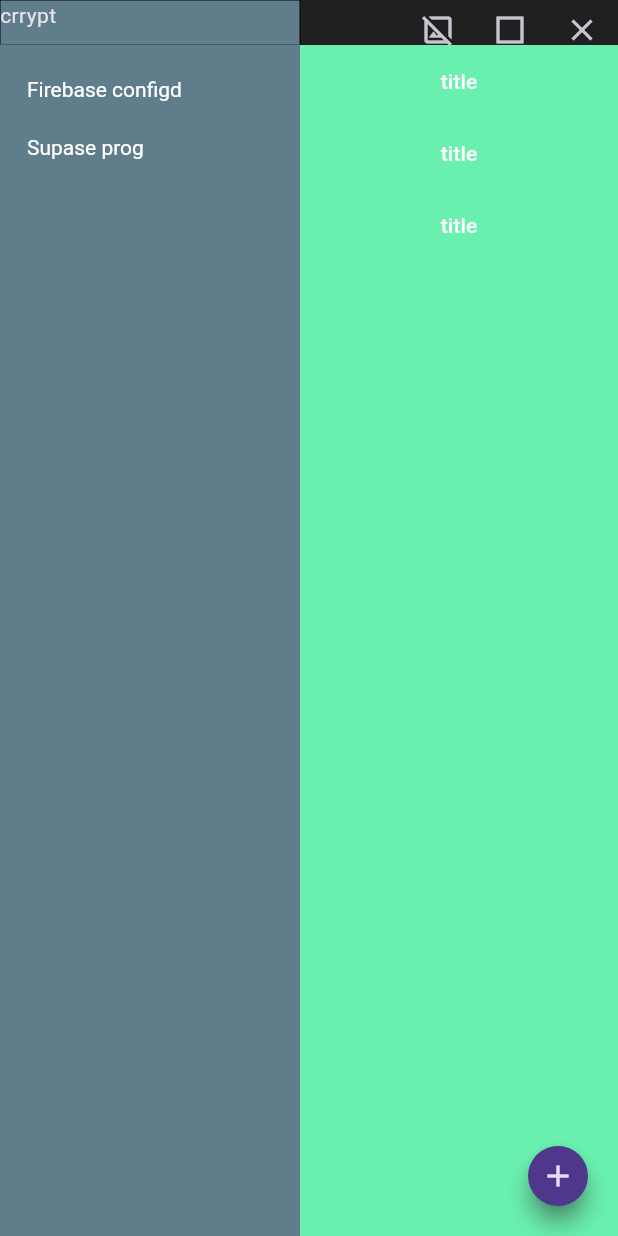
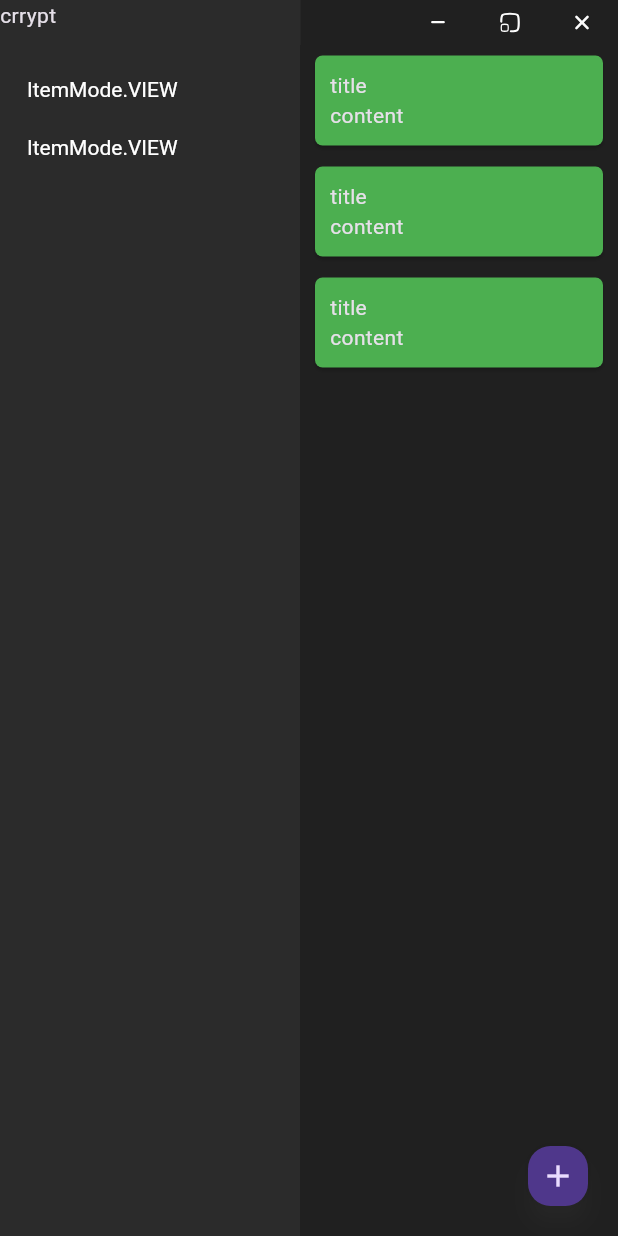
Before and after one commit to Guymaster/crypt, a Flutter app: the screen it shows after launch, on a phone screen of 412 x 824 dp. Run offline on Flutter 3.47's test engine with Material 3 defaults, Android fonts, the phone set to English and light mode, and no system bars; our stand-ins replace flutter_svg, hive; missing offline and left inert: bitsdojo_window; accounts and stored records are empty.

Commit message:
Adding colors

```diff
--- a/lib/common/values.dart
+++ b/lib/common/values.dart
@@ -1,3 +1,5 @@
+import 'package:flutter/material.dart';
+
 const HIVE_COLL_NAME = "CRYPT_HIVE";
 const HIVE_BOX_NAME = "CRYPT_BOX";
 
@@ -8,3 +10,11 @@ enum ItemMode {
   VIEW,
   EDIT,
 }
+
+abstract class ColorPalette {
+  static getWhite(double o) => Color.fromRGBO(252, 252, 252, o);
+  static getBlack(double o) => Color.fromRGBO(32, 32, 32, o);
+  static getDarkGray(double o) => Color.fromRGBO(43, 43, 43, o);
+  static getGray(double o) => Color.fromRGBO(81, 81, 81, o);
+
+}
--- a/lib/pages/registry/components/collection-item.component.dart
+++ b/lib/pages/registry/components/collection-item.component.dart
@@ -2,11 +2,17 @@ import 'package:crypt/common/values.dart';
 import 'package:crypt/models/collection.model.dart';
 import 'package:flutter/material.dart';
 
-class CollectionItem extends StatelessWidget {
+class CollectionItem extends StatefulWidget {
   Collection collection;
   void Function(String name) onPressed;
+  ItemMode mode = ItemMode.VIEW;
   CollectionItem({super.key, required this.onPressed, required this.collection});
 
+  @override
+  State<CollectionItem> createState() => _CollectionItemState();
+}
+
+class _CollectionItemState extends State<CollectionItem> {
   @override
   Widget build(BuildContext context) {
     return SizedBox(
@@ -22,14 +28,13 @@ class CollectionItem extends StatelessWidget {
           ))
         ),
         onPressed: (){
-          onPressed(collection.name);
+          widget.onPressed(widget.collection.name);
         },
         child: Container(
           alignment: Alignment.centerLeft,
-          child: Text(collection.name),
+          child: Text(widget.mode.toString()),
         )
       ),
     );
   }
-
 }
--- a/lib/pages/registry/components/file-item.component.dart
+++ b/lib/pages/registry/components/file-item.component.dart
@@ -1,3 +1,4 @@
+import 'package:crypt/common/dimensions.dart';
 import 'package:flutter/material.dart';
 import 'package:crypt/models/file.model.dart';
 
@@ -8,11 +9,27 @@ class FileItem extends StatelessWidget {
 
   @override
   Widget build(BuildContext context) {
-    return TextButton(
-        onPressed: (){
-          onPressed(file.title);
-        },
-        child: Text(file.title)
+    return Card(
+      color: Colors.green,
+      shape: const RoundedRectangleBorder(
+        borderRadius: BorderRadius.all(Radius.circular(5))
+      ),
+      margin: EdgeInsets.symmetric(vertical: 7, horizontal: (MQ.getWidth(context) > 800)? 90 : 10),
+      child: Padding(
+        padding: const EdgeInsets.all(10),
+        child: Column(
+          children: [
+            Container(
+              alignment: Alignment.centerLeft,
+              child: Text(file.title),
+            ),
+            Container(
+              alignment: Alignment.centerLeft,
+              child: Text(file.content),
+            )
+          ],
+        ),
+      ),
     );
   }
 
--- a/lib/pages/registry/registry.page.dart
+++ b/lib/pages/registry/registry.page.dart
@@ -3,6 +3,7 @@ import 'package:crypt/common/dimensions.dart';
 import 'package:crypt/common/values.dart';
 import 'package:crypt/pages/registry/components/collection-item.component.dart';
 import 'package:flutter/material.dart';
+import 'package:flutter_svg/flutter_svg.dart';
 
 import '../../models/collection.model.dart';
 import '../../models/file.model.dart';
@@ -38,7 +39,9 @@ class RegistryPageState extends State<RegistryPage> {
   Widget build(BuildContext context){
     return Scaffold(
       floatingActionButton: FloatingActionButton(
-        shape: CircleBorder(),
+        shape: RoundedRectangleBorder(
+          borderRadius: BorderRadius.circular(15)
+        ),
         mini: MQ.getWidth(context) < 800,
         onPressed: () {
           //
@@ -48,6 +51,7 @@ class RegistryPageState extends State<RegistryPage> {
       body: Container(
         height: MQ.getHeight(context),
         width: MQ.getWidth(context),
+        color: ColorPalette.getBlack(1),
         child: Column(
           children: [
             SizedBox(
@@ -60,24 +64,36 @@ class RegistryPageState extends State<RegistryPage> {
                     height: WINDOW_HEADER_HEIGHT.toDouble(),
                     width: WINDOW_SIDEBAR_WIDTH.toDouble(),
                     decoration: BoxDecoration(
-                      color: Colors.blueGrey,
+                      color: ColorPalette.getDarkGray(1),
                       border: Border.all(
                         width: 0,
+                        color: ColorPalette.getDarkGray(1)
                       )
                     ),
                     child: Text("crrypt"),
                   ),
                   Row(
                     children: [
-                      IconButton(onPressed: (){
-                        appWindow.minimize();
-                      }, icon: const Icon(Icons.hide_image_outlined)),
+                      IconButton(
+                        onPressed: (){
+                          appWindow.minimize();
+                        },
+                        icon: SvgPicture.asset("assets/icons/hide-window.svg",
+                        height: 15,
+                        width: 15,
+                      )),
                       IconButton(onPressed: (){
                         appWindow.maximizeOrRestore();
-                      }, icon: const Icon(Icons.square_outlined)),
+                      }, icon: SvgPicture.asset("assets/icons/maximize-window.svg",
+                        height: 15,
+                        width: 15,
+                      )),
                       IconButton(onPressed: (){
                         appWindow.close();
-                      }, icon: const Icon(Icons.close)),
+                      }, icon: SvgPicture.asset("assets/icons/close-window.svg",
+                        height: 15,
+                        width: 15,
+                      )),
                     ],
                   )
                 ],
@@ -92,10 +108,10 @@ class RegistryPageState extends State<RegistryPage> {
                     width: 200,
                     height: MQ.getHeight(context) - WINDOW_HEADER_HEIGHT,
                     decoration: BoxDecoration(
-                        color: Colors.blueGrey,
+                        color: ColorPalette.getDarkGray(1),
                         border: Border.all(
                           width: 0,
-                          color: Colors.blueGrey,
+                          color: ColorPalette.getDarkGray(1),
                         )
                     ),
                     child: ListView.builder(
@@ -121,7 +137,7 @@ class RegistryPageState extends State<RegistryPage> {
                   Container(
                     width: MQ.getWidth(context) - WINDOW_SIDEBAR_WIDTH,
                     height: MQ.getHeight(context) - WINDOW_HEADER_HEIGHT,
-                    color: Colors.greenAccent,
+                    color: ColorPalette.getBlack(1),
                     child: ListView.builder(
                       itemCount: files.length,
                       itemBuilder: (context, i) => FileItem(
--- a/pubspec.yaml
+++ b/pubspec.yaml
@@ -38,6 +38,7 @@ dependencies:
   bitsdojo_window: ^0.1.6
   hive: ^2.2.3
   provider: ^6.1.2
+  flutter_svg: ^2.0.10+1
 
 dev_dependencies:
   flutter_test:
@@ -62,8 +63,8 @@ flutter:
   uses-material-design: true
 
   # To add assets to your application, add an assets section, like this:
-  # assets:
-  #   - images/a_dot_burr.jpeg
+  assets:
+    - assets/icons/
   #   - images/a_dot_ham.jpeg
 
   # An image asset can refer to one or more resolution-specific "variants", see
```
Also changed, not shown: assets/icons/close-window.svg (added), assets/icons/hide-window.svg (added), assets/icons/maximize-window.svg (added), pubspec.lock.
